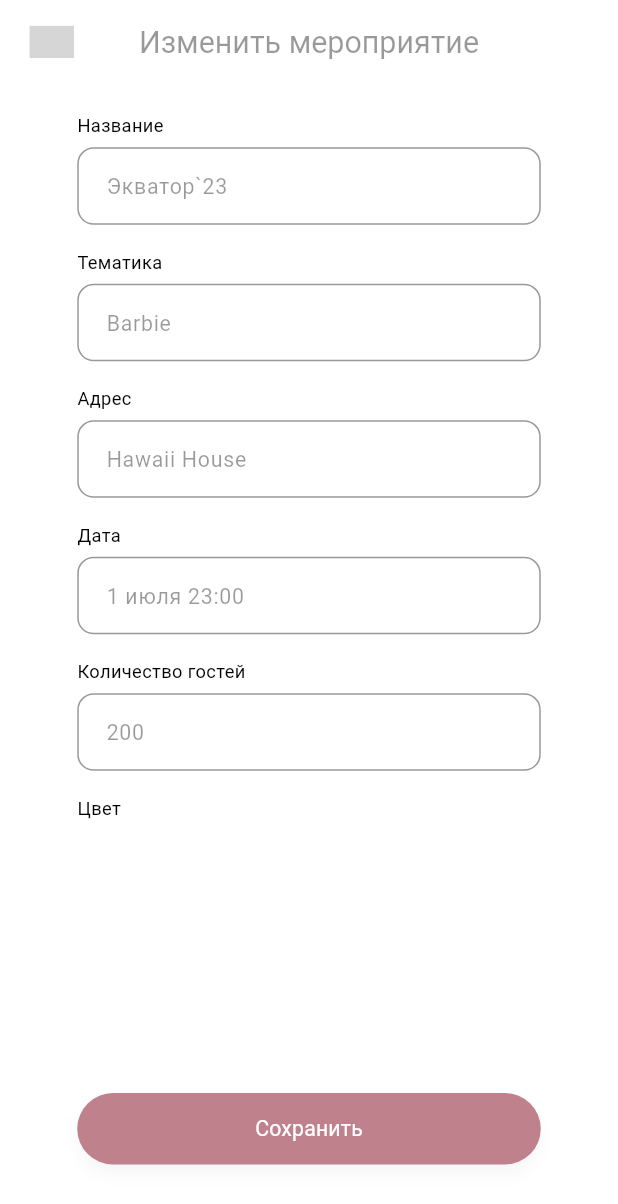
After one commit to nvsich/csevent, a Flutter app: the EditEventScreen screen opened by its route, on a phone screen of 412 x 824 dp. The commit adds this screen. Shown: the top 1204 px of the screen. Run offline on Flutter 3.47's test engine with Material 3 defaults, Android fonts, the phone set to English and light mode, and no system bars; our stand-ins replace cached_network_image, flutter_svg, pin_code_fields; Roboto replaces fonts that are missing (Montserrat); grey boxes are pictures that could not be loaded.

Commit message:
add EditEventScreen

```diff
--- a/lib/routes/route_generator.dart
+++ b/lib/routes/route_generator.dart
@@ -3,6 +3,7 @@ import 'package:csevent/screens/dashboard/profile/edit_profile_screen.dart';
 import 'package:csevent/screens/dashboard/profile/organizations_profile_screen.dart';
 import 'package:csevent/screens/dashboard/screens/dashboard.dart';
 import 'package:csevent/screens/dashboard/screens/events/add_new_event_screen.dart';
+import 'package:csevent/screens/dashboard/screens/events/edit_event_screen.dart';
 import 'package:csevent/screens/dashboard/screens/events/event_details_screen.dart';
 import 'package:csevent/screens/dashboard/screens/products/add_product_screen.dart';
 import 'package:csevent/screens/dashboard/screens/products/filter_products_screen.dart';
@@ -33,6 +34,8 @@ class RouteGenerator {
   static const String addNewEvent = '/dashboard/events/add-new';
 
   static const String eventDetails = '/dashboard/events/details';
+
+  static const String editEvent = '/dashboard/events/details/edit';
 
   static const String addNewProduct = '/dashboard/products/add-new';
 
@@ -117,6 +120,9 @@ class RouteGenerator {
         return MaterialPageRoute(
             builder: (_) => EventDetailsScreen(eventId: args as String));
 
+      case editEvent:
+        return MaterialPageRoute(builder: (_) => const EditEventScreen());
+
       default:
         return _errorRoute();
     }
--- /dev/null
+++ b/lib/screens/dashboard/screens/events/edit_event_screen.dart
@@ -0,0 +1,199 @@
+import 'package:csevent/core/app_export.dart';
+import 'package:csevent/widgets/app_bar/appbar_leading_image.dart';
+import 'package:csevent/widgets/app_bar/appbar_subtitle.dart';
+import 'package:csevent/widgets/app_bar/custom_app_bar_image.dart';
+import 'package:csevent/widgets/custom_elevated_button.dart';
+import 'package:csevent/widgets/custom_text_form_field.dart';
+import 'package:flutter/material.dart';
+
+class EditEventScreen extends StatefulWidget {
+  const EditEventScreen({super.key});
+
+  @override
+  State<EditEventScreen> createState() => _EditEventScreen();
+}
+
+class _EditEventScreen extends State<EditEventScreen> {
+  TextEditingController nameController = TextEditingController();
+
+  TextEditingController themeController = TextEditingController();
+
+  TextEditingController addressController = TextEditingController();
+
+  TextEditingController dateController = TextEditingController();
+
+  TextEditingController guestsController = TextEditingController();
+
+  Color selectedColor = Colors.red;
+
+  final List<Color> colors = [
+    Colors.red,
+    Colors.green,
+    Colors.blue,
+    Colors.yellow,
+  ];
+
+  @override
+  Widget build(BuildContext context) {
+    return SafeArea(
+      child: Scaffold(
+        resizeToAvoidBottomInset: false,
+        appBar: _buildAppBar(context),
+        body: Container(
+          width: double.maxFinite,
+          padding: EdgeInsets.symmetric(
+            horizontal: 47.h,
+            vertical: 18.v,
+          ),
+          child: Column(
+            crossAxisAlignment: CrossAxisAlignment.start,
+            children: [
+              Text(
+                "Название",
+                style: theme.textTheme.bodySmall,
+              ),
+              SizedBox(height: 6.v),
+              _buildName(context),
+              SizedBox(height: 16.v),
+              Text(
+                "Тематика",
+                style: theme.textTheme.bodySmall,
+              ),
+              SizedBox(height: 6.v),
+              _buildTheme(context),
+              SizedBox(height: 16.v),
+              Text(
+                "Адрес",
+                style: theme.textTheme.bodySmall,
+              ),
+              SizedBox(height: 6.v),
+              _buildAddress(context),
+              SizedBox(height: 16.v),
+              Text(
+                "Дата",
+                style: theme.textTheme.bodySmall,
+              ),
+              SizedBox(height: 6.v),
+              _buildDate(context),
+              SizedBox(height: 16.v),
+              Text(
+                "Количество гостей",
+                style: theme.textTheme.bodySmall,
+              ),
+              SizedBox(height: 6.v),
+              _buildGuests(context),
+              SizedBox(height: 16.v),
+              Text(
+                "Цвет",
+                style: theme.textTheme.bodySmall,
+              ),
+              SizedBox(height: 8.v),
+              //_buildColors(),
+              SizedBox(height: 5.v),
+            ],
+          ),
+        ),
+        bottomNavigationBar: _buildSaveButton(context),
+      ),
+    );
+  }
+
+  PreferredSizeWidget _buildAppBar(BuildContext context) {
+    return CustomAppBar(
+      leadingWidth: 45.h,
+      leading: AppbarLeadingImage(
+        onTap: () {
+          Navigator.of(context).pop();
+        },
+        imagePath: ImageConstant.imgBackIconButton,
+        margin: EdgeInsets.only(
+          left: 18.h,
+          top: 17.v,
+          bottom: 18.v,
+        ),
+      ),
+      centerTitle: true,
+      title: AppbarSubtitle(text: "Изменить мероприятие"),
+    );
+  }
+
+  Widget _buildName(BuildContext context) {
+    return CustomTextFormField(
+      controller: nameController,
+      hintText: "Экватор`23",
+    );
+  }
+
+  Widget _buildTheme(BuildContext context) {
+    return CustomTextFormField(
+      controller: themeController,
+      hintText: "Barbie",
+    );
+  }
+
+  Widget _buildAddress(BuildContext context) {
+    return CustomTextFormField(
+      controller: nameController,
+      hintText: "Hawaii House",
+    );
+  }
+
+  Widget _buildDate(BuildContext context) {
+    return CustomTextFormField(
+      controller: dateController,
+      hintText: "1 июля 23:00",
+    );
+  }
+
+  Widget _buildGuests(BuildContext context) {
+    return CustomTextFormField(
+      controller: guestsController,
+      hintText: "200",
+    );
+  }
+
+  Widget _buildColors(BuildContext context) {
+    return ListView.builder(
+      scrollDirection: Axis.horizontal,
+      itemCount: colors.length,
+      itemBuilder: (context, index) {
+        return GestureDetector(
+          onTap: () {
+            setState(() {
+              selectedColor = colors[index];
+            });
+          },
+          child: Container(
+            width: 100,
+            height: 100,
+            margin: EdgeInsets.all(10),
+            decoration: BoxDecoration(
+              color: colors[index],
+              borderRadius: BorderRadius.circular(10),
+              border: Border.all(
+                color: selectedColor == colors[index]
+                    ? Colors.black
+                    : Colors.transparent,
+                width: 3,
+              ),
+            ),
+          ),
+        );
+      },
+    );
+  }
+
+  Widget _buildSaveButton(BuildContext context) {
+    return CustomElevatedButton(
+      text: "Сохранить",
+      margin: EdgeInsets.only(
+        left: 47.h,
+        right: 47.h,
+        bottom: 47.v,
+      ),
+      onPressed: () {
+        Navigator.of(context).pop();
+      },
+    );
+  }
+}
--- a/lib/screens/dashboard/screens/events/event_details_screen.dart
+++ b/lib/screens/dashboard/screens/events/event_details_screen.dart
@@ -1,4 +1,5 @@
 import 'package:csevent/core/app_export.dart';
+import 'package:csevent/routes/route_generator.dart';
 import 'package:csevent/widgets/app_bar/appbar_leading_image.dart';
 import 'package:csevent/widgets/app_bar/appbar_title.dart';
 import 'package:csevent/widgets/app_bar/custom_app_bar_image.dart';
@@ -108,7 +109,10 @@ class EventDetailsScreen extends StatelessWidget {
 
   Widget _buildEditButton(BuildContext context) {
     return CustomElevatedButton(
-      text: "Барная карта",
+      onPressed: () {
+        Navigator.of(context).pushNamed(RouteGenerator.editEvent);
+      },
+      text: "Редактировать",
       margin: EdgeInsets.only(
         left: 43.h,
         right: 51.h,
```
